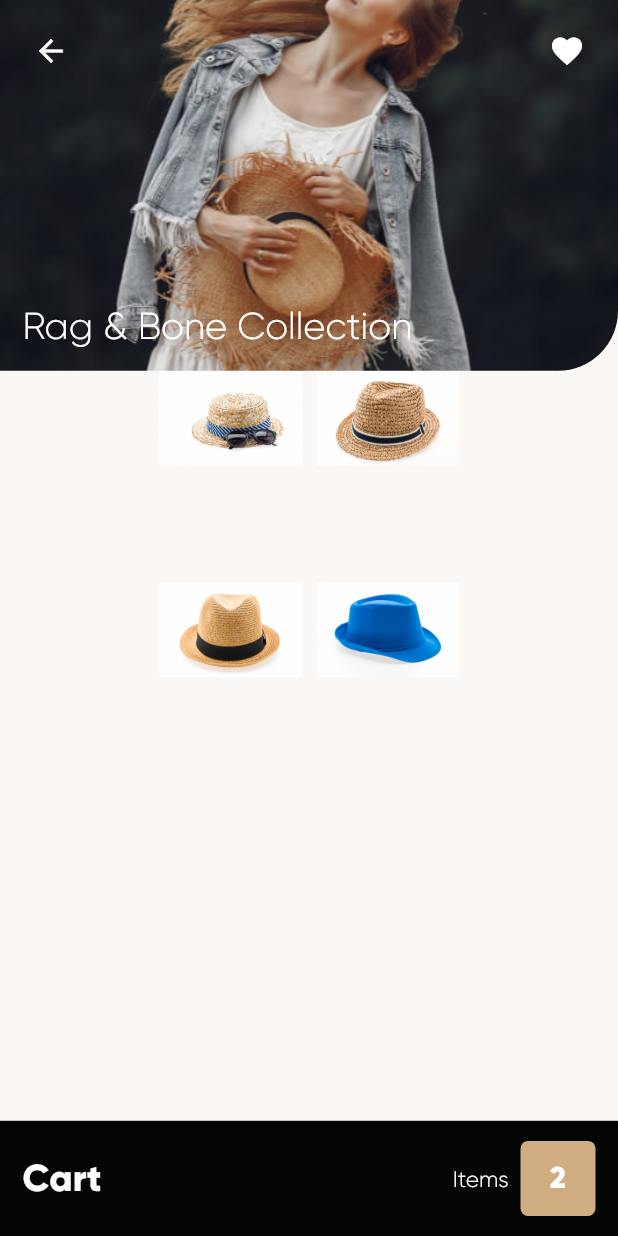
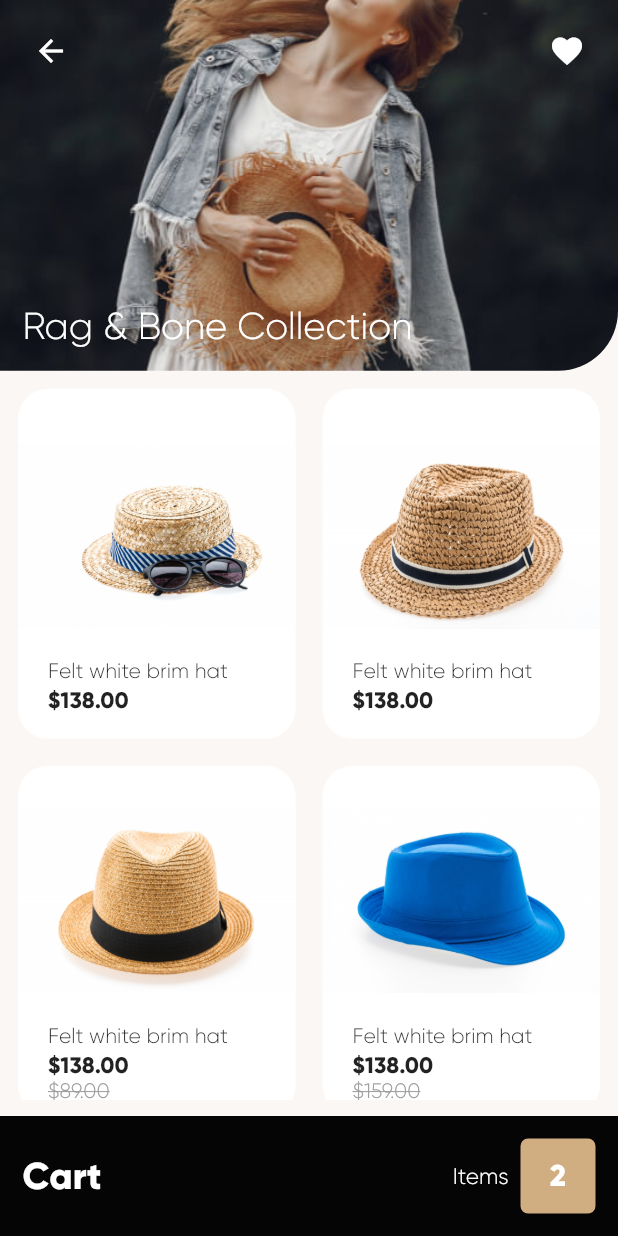
Before and after one commit to quqlock/UI-Flutter-Fashion-App, a Flutter app: the ProductsListScreen screen opened directly, on a phone screen of 412 x 824 dp. Run offline on Flutter 3.47's test engine with Material 2 defaults, Android fonts, the phone set to English and light mode, and no system bars; our stand-ins replace page_view_indicators.

Commit message:
Products list

```diff
--- a/lib/model/product.dart
+++ b/lib/model/product.dart
@@ -1,14 +1,32 @@
 class Product {
   String productName;
   double productPrice;
+  double productPriceOld;
   String productImage;
 
-  Product(this.productName, this.productPrice, this.productImage);
+  Product(
+    this.productName,
+    this.productPrice,
+    this.productPriceOld,
+    this.productImage,
+  );
 }
 
 List<Product> productsList = [
-  Product('Felt wide hat', 84.00, 'assets/images/products/hat1.jpg'),
-  Product('Felt white brim hat', 138.00, 'assets/images/products/hat2.jpg'),
-  Product('Felt hat for women', 76.00, 'assets/images/products/hat3.jpg'),
-  Product('Summer hat', 54.00, 'assets/images/products/hat4.jpg'),
+  Product('Felt wide hat', 84.00, 0, 'assets/images/products/hat1.jpg'),
+  Product('Felt white brim hat', 138.00, 0, 'assets/images/products/hat2.jpg'),
+  Product(
+      'Felt hat for women', 76.00, 89.00, 'assets/images/products/hat3.jpg'),
+  Product('Summer hat', 54.00, 159.00, 'assets/images/products/hat4.jpg'),
+  Product('Felt wide hat', 84.00, 0, 'assets/images/products/hat1.jpg'),
+  Product('Felt wide hat', 84.00, 99.00, 'assets/images/products/hat1.jpg'),
+  Product(
+      'Felt hat for women', 76.00, 109.00, 'assets/images/products/hat3.jpg'),
+  Product('Summer hat', 54.00, 0, 'assets/images/products/hat4.jpg'),
+  Product('Summer hat', 54.00, 159.00, 'assets/images/products/hat4.jpg'),
+  Product('Felt wide hat', 84.00, 0, 'assets/images/products/hat1.jpg'),
+  Product('Felt wide hat', 84.00, 99.00, 'assets/images/products/hat1.jpg'),
+  Product(
+      'Felt hat for women', 76.00, 109.00, 'assets/images/products/hat3.jpg'),
+  Product('Summer hat', 54.00, 0, 'assets/images/products/hat4.jpg'),
 ];
--- a/lib/screens/products_list_screen.dart
+++ b/lib/screens/products_list_screen.dart
@@ -68,30 +68,21 @@
                   ],
                 ),
               ),
-              SingleChildScrollView(
-                child: Container(
-                  width: 200,
-                  height: 500,
+              Expanded(
+                flex: 6,
+                child: Padding(
+                  padding: const EdgeInsets.all(8.0),
                   child: GridView.builder(
-                    itemCount: productsList.length,
-                    gridDelegate: SliverGridDelegateWithFixedCrossAxisCount(
-                      crossAxisCount: 2,
-                      mainAxisSpacing: 5,
-                      crossAxisSpacing: 10,
-                      childAspectRatio: 0.7,
-                    ),
-                    itemBuilder: (context, index) {
-                      return Container(
-                        child: Column(
-                          children: [
-                            Image.asset(
-                              productsList[index].productImage,
-                            )
-                          ],
-                        ),
-                      );
-                    },
-                  ),
+                      gridDelegate: SliverGridDelegateWithFixedCrossAxisCount(
+                        crossAxisCount: 2,
+                        crossAxisSpacing: 10,
+                        mainAxisSpacing: 10,
+                        childAspectRatio: 0.80,
+                      ),
+                      itemCount: productsList.length,
+                      itemBuilder: (context, index) {
+                        return buildProductCardWidget(index);
+                      }),
                 ),
               ),
               Expanded(
@@ -160,4 +151,60 @@
       ),
     );
   }
+
+  Widget buildProductCardWidget(int index) {
+    return Card(
+      elevation: 0,
+      shape: RoundedRectangleBorder(borderRadius: BorderRadius.circular(20)),
+      child: Column(
+        mainAxisAlignment: MainAxisAlignment.center,
+        crossAxisAlignment: CrossAxisAlignment.start,
+        children: [
+          SizedBox(
+            height: 20,
+          ),
+          Center(
+            child: Image.asset(
+              productsList[index].productImage,
+            ),
+          ),
+          SizedBox(
+            height: 20,
+          ),
+          Padding(
+            padding: const EdgeInsets.only(left: 20.0),
+            child: Column(
+              mainAxisAlignment: MainAxisAlignment.start,
+              crossAxisAlignment: CrossAxisAlignment.start,
+              children: [
+                Text(
+                  productsList[1].productName,
+                  style: TextStyle(fontSize: 14),
+                ),
+                SizedBox(
+                  height: 3,
+                ),
+                Text(
+                  '\$' + productsList[1].productPrice.toStringAsFixed(2),
+                  style: TextStyle(fontWeight: FontWeight.bold, fontSize: 15),
+                ),
+                (productsList[index].productPriceOld != 0)
+                    ? Text(
+                        '\$' +
+                            productsList[index]
+                                .productPriceOld
+                                .toStringAsFixed(2),
+                        style: TextStyle(
+                          color: Colors.grey,
+                          decoration: TextDecoration.lineThrough,
+                        ),
+                      )
+                    : SizedBox(),
+              ],
+            ),
+          )
+        ],
+      ),
+    );
+  }
 }
```
